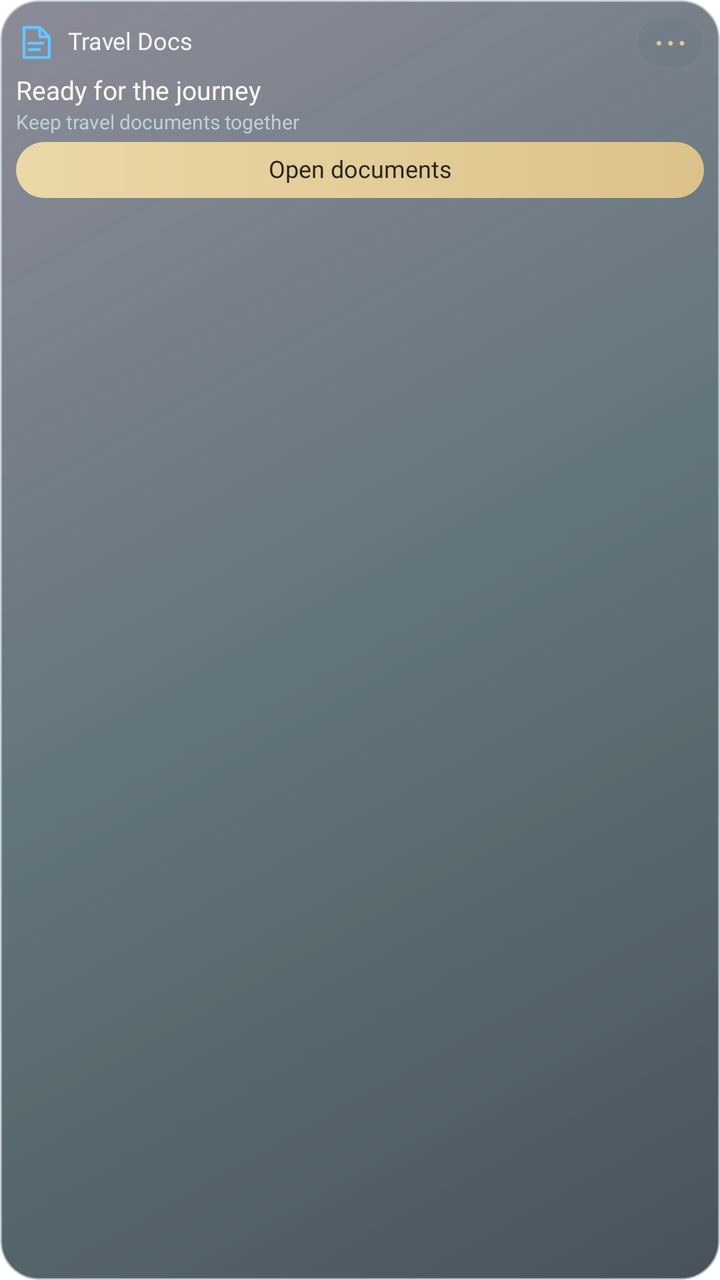
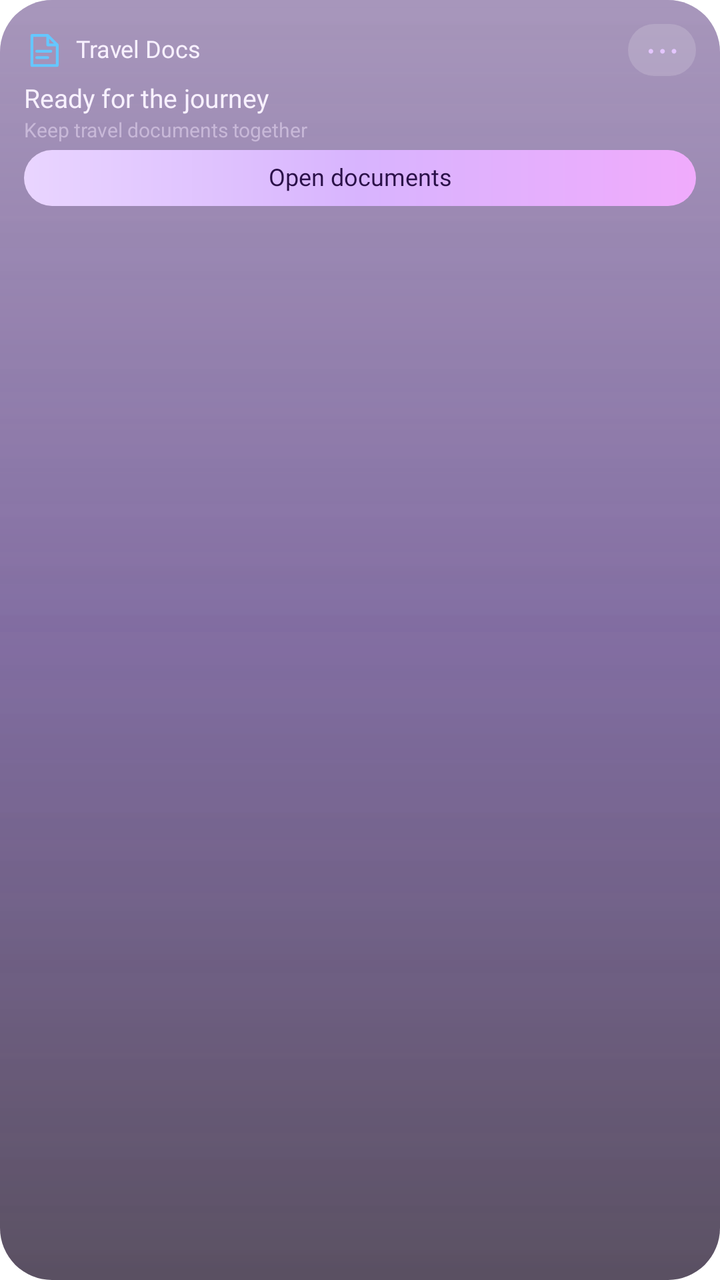

Screens rendered from an Android XML layout before and after an edit, with the pre-edit source and the edit as a unified diff.
<!-- AndroidManifest.xml: application theme Theme.Lumen -->
<!-- res/layout/widget_preview_traveldocs.xml -->
<?xml version='1.0' encoding='utf-8'?>
<LinearLayout xmlns:android="http://schemas.android.com/apk/res/android" android:id="@+id/widget_root" android:layout_width="match_parent" android:layout_height="match_parent" android:orientation="vertical" android:padding="8dp" android:background="@drawable/widget_glass_dark_balanced">
    <LinearLayout android:layout_width="match_parent" android:layout_height="wrap_content" android:orientation="horizontal" android:gravity="center_vertical">
        <ImageView android:id="@+id/widget_icon" android:layout_width="19dp" android:layout_height="19dp" android:contentDescription="@null" android:src="@drawable/widget_ic_traveldocs" />
        <TextView android:id="@+id/widget_title" android:layout_width="0dp" android:layout_weight="1" android:layout_height="wrap_content" android:layout_marginStart="7dp" android:text="@string/widget_traveldocs" android:textColor="#F6F5FA" android:textSize="12sp" android:fontFamily="@font/outfit_medium" android:maxLines="1" android:ellipsize="end" android:includeFontPadding="false" />
        <TextView android:id="@+id/widget_action" android:layout_width="34dp" android:layout_height="26dp" android:gravity="center" android:text="@string/widget_more" android:textSize="19sp" android:textColor="#E4CB91" android:contentDescription="@string/widget_open" android:background="@drawable/widget_control" android:includeFontPadding="false" />
    </LinearLayout>
    <TextView android:id="@+id/widget_detail" android:layout_width="match_parent" android:layout_height="wrap_content" android:layout_marginTop="4dp" android:text="@string/widget_preview_traveldocs_detail" android:textColor="#FFF8F1" android:textSize="13sp" android:fontFamily="@font/outfit_medium" android:maxLines="2" android:ellipsize="end" android:visibility="visible" android:includeFontPadding="false" />
    <Chronometer android:id="@+id/widget_timer" android:layout_width="match_parent" android:layout_height="24dp" android:textColor="#FFF8F1" android:textSize="20sp" android:fontFamily="@font/outfit_medium" android:visibility="gone" android:includeFontPadding="false" />
    <TextView android:id="@+id/widget_status" android:layout_width="match_parent" android:layout_height="wrap_content" android:layout_marginTop="2dp" android:textColor="#BCD0D8" android:textSize="10sp" android:maxLines="2" android:ellipsize="end" android:text="@string/widget_preview_traveldocs_status" android:visibility="visible" android:includeFontPadding="false" />
    <LinearLayout android:id="@+id/widget_photos" android:layout_width="match_parent" android:layout_height="44dp" android:layout_marginTop="4dp" android:orientation="horizontal" android:gravity="center_vertical" android:visibility="gone">
        <ImageView android:id="@+id/widget_photo1" android:layout_width="0dp" android:layout_weight="1" android:layout_height="40dp" android:layout_marginEnd="4dp" android:scaleType="centerCrop" android:background="@drawable/widget_photo_frame" android:contentDescription="@string/widget_photo" android:visibility="gone" />
        <ImageView android:id="@+id/widget_photo2" android:layout_width="0dp" android:layout_weight="1" android:layout_height="40dp" android:layout_marginEnd="4dp" android:scaleType="centerCrop" android:background="@drawable/widget_photo_frame" android:contentDescription="@string/widget_photo" android:visibility="gone" />
        <ImageView android:id="@+id/widget_photo3" android:layout_width="0dp" android:layout_weight="1" android:layout_height="40dp" android:layout_marginEnd="4dp" android:scaleType="centerCrop" android:background="@drawable/widget_photo_frame" android:contentDescription="@string/widget_photo" android:visibility="gone" />
        <ImageView android:id="@+id/widget_photo4" android:layout_width="0dp" android:layout_weight="1" android:layout_height="40dp" android:layout_marginEnd="4dp" android:scaleType="centerCrop" android:background="@drawable/widget_photo_frame" android:contentDescription="@string/widget_photo" android:visibility="gone" />
    </LinearLayout>
    <LinearLayout android:id="@+id/widget_photo_names" android:layout_width="match_parent" android:layout_height="12dp" android:orientation="horizontal" android:visibility="gone">
        <TextView android:id="@+id/widget_person1" android:layout_width="0dp" android:layout_weight="1" android:layout_height="match_parent" android:textColor="#BCD0D8" android:textSize="9sp" android:gravity="center" android:maxLines="1" android:ellipsize="end" android:includeFontPadding="false" />
        <TextView android:id="@+id/widget_person2" android:layout_width="0dp" android:layout_weight="1" android:layout_height="match_parent" android:textColor="#BCD0D8" android:textSize="9sp" android:gravity="center" android:maxLines="1" android:ellipsize="end" android:includeFontPadding="false" />
        <TextView android:id="@+id/widget_person3" android:layout_width="0dp" android:layout_weight="1" android:layout_height="match_parent" android:textColor="#BCD0D8" android:textSize="9sp" android:gravity="center" android:maxLines="1" android:ellipsize="end" android:includeFontPadding="false" />
        <TextView android:id="@+id/widget_person4" android:layout_width="0dp" android:layout_weight="1" android:layout_height="match_parent" android:textColor="#BCD0D8" android:textSize="9sp" android:gravity="center" android:maxLines="1" android:ellipsize="end" android:includeFontPadding="false" />
    </LinearLayout>
    <LinearLayout android:id="@+id/widget_row1" android:layout_width="match_parent" android:layout_height="24dp" android:orientation="horizontal" android:gravity="center_vertical" android:visibility="gone">
        <TextView android:id="@+id/widget_check1" android:layout_width="34dp" android:layout_height="match_parent" android:text="@string/widget_circle" android:textColor="#E4CB91" android:textSize="22sp" android:gravity="center_vertical" android:includeFontPadding="false" />
        <TextView android:id="@+id/widget_task1" android:layout_width="0dp" android:layout_weight="1" android:layout_height="wrap_content" android:textColor="#FFF8F1" android:textSize="12sp" android:maxLines="1" android:ellipsize="end" android:includeFontPadding="false" />
    </LinearLayout>
    <LinearLayout android:id="@+id/widget_row2" android:layout_width="match_parent" android:layout_height="24dp" android:orientation="horizontal" android:gravity="center_vertical" android:visibility="gone">
        <TextView android:id="@+id/widget_check2" android:layout_width="34dp" android:layout_height="match_parent" android:text="@string/widget_circle" android:textColor="#E4CB91" android:textSize="22sp" android:gravity="center_vertical" android:includeFontPadding="false" />
        <TextView android:id="@+id/widget_task2" android:layout_width="0dp" android:layout_weight="1" android:layout_height="wrap_content" android:textColor="#FFF8F1" android:textSize="12sp" android:maxLines="1" android:ellipsize="end" android:includeFontPadding="false" />
    </LinearLayout>
    <TextView android:id="@+id/widget_button" android:layout_width="match_parent" android:layout_height="28dp" android:layout_marginTop="4dp" android:gravity="center" android:textColor="#28251D" android:fontFamily="@font/outfit_medium" android:textSize="12sp" android:background="@drawable/widget_pill" android:visibility="visible" android:text="@string/widget_preview_traveldocs_button" android:includeFontPadding="false" />
    <ProgressBar android:id="@+id/widget_meter" android:layout_width="match_parent" android:layout_height="4dp" android:layout_marginTop="8dp" android:max="100" android:progressTint="#E4CB91" android:progressBackgroundTint="#334E6C72" android:visibility="gone" style="?android:attr/progressBarStyleHorizontal" />
</LinearLayout>
<!-- resources referenced by this layout -->
<resources>
  <!-- drawable widget_control (drawable) -->
  <shape xmlns:android="http://schemas.android.com/apk/res/android">
      <corners android:radius="14dp"/>
      <solid android:color="#153F5960"/>
      <stroke android:width="0.6dp" android:color="#337B9BA8"/>
  </shape>
  <!-- drawable widget_glass_dark_balanced (drawable) -->
  <?xml version='1.0' encoding='utf-8'?>
  <layer-list xmlns:android="http://schemas.android.com/apk/res/android">
      <item>
          <shape>
              <corners android:radius="19dp" />
              <gradient android:angle="315" android:startColor="#B939394E" android:centerColor="#B9243B43" android:endColor="#C5131F2A" />
              <stroke android:width="1dp" android:color="#A4BAC7D3" />
          </shape>
      </item>
      <item>
          <shape>
              <corners android:radius="19dp" />
              <gradient android:angle="315" android:startColor="#32FFFFFF" android:centerColor="#087DD8E4" android:endColor="#002C2748" />
          </shape>
      </item>
  </layer-list>
  <!-- drawable widget_ic_traveldocs (drawable) -->
  <vector xmlns:android="http://schemas.android.com/apk/res/android" android:width="24dp" android:height="24dp" android:viewportWidth="24" android:viewportHeight="24"><path android:pathData="M5,3 L15,3 L21,9 L21,22 L5,22 Z M15,3 L15,9 L21,9 M8,13 L17,13 M8,17 L15,17" android:fillColor="@android:color/transparent" android:strokeColor="#65C7FF" android:strokeWidth="1.7" android:strokeLineCap="round" android:strokeLineJoin="round" /></vector>
  <!-- drawable widget_photo_frame (drawable) -->
  <shape xmlns:android="http://schemas.android.com/apk/res/android"><corners android:radius="12dp"/><solid android:color="#262F424B"/></shape>
  <!-- drawable widget_pill (drawable) -->
  <shape xmlns:android="http://schemas.android.com/apk/res/android"><corners android:radius="24dp"/><gradient android:angle="0" android:startColor="#EAD8A7" android:endColor="#DCC28A"/></shape>
  <string name="widget_circle">○</string>
  <string name="widget_more">⋯</string>
  <string name="widget_open">Open widget</string>
  <string name="widget_photo">Photo</string>
  <string name="widget_preview_traveldocs_button">Open documents</string>
  <string name="widget_preview_traveldocs_detail">Ready for the journey</string>
  <string name="widget_preview_traveldocs_status">Keep travel documents together</string>
  <string name="widget_traveldocs">Travel Docs</string>
  <style name="Theme.Lumen" parent="android:Theme.Material.NoActionBar">
          <item name="android:windowShowWallpaper">true</item>
          <item name="android:windowBackground">@android:color/transparent</item>
          <item name="android:colorBackgroundCacheHint">@null</item>
          <item name="android:statusBarColor">@android:color/transparent</item>
          <item name="android:navigationBarColor">@android:color/transparent</item>
          <item name="android:windowDrawsSystemBarBackgrounds">true</item>
          <item name="android:windowLightStatusBar">false</item>
      </style>
</resources>

<!-- the commit's change to res/layout/widget_preview_traveldocs.xml (unified diff, before → after) -->
@@ -1,13 +1,13 @@
 <?xml version='1.0' encoding='utf-8'?>
-<LinearLayout xmlns:android="http://schemas.android.com/apk/res/android" android:id="@+id/widget_root" android:layout_width="match_parent" android:layout_height="match_parent" android:orientation="vertical" android:padding="8dp" android:background="@drawable/widget_glass_dark_balanced">
+<LinearLayout xmlns:android="http://schemas.android.com/apk/res/android" android:id="@+id/widget_root" android:layout_width="match_parent" android:layout_height="match_parent" android:orientation="vertical" android:padding="12dp" android:background="@drawable/widget_glass_dark_balanced">
     <LinearLayout android:layout_width="match_parent" android:layout_height="wrap_content" android:orientation="horizontal" android:gravity="center_vertical">
         <ImageView android:id="@+id/widget_icon" android:layout_width="19dp" android:layout_height="19dp" android:contentDescription="@null" android:src="@drawable/widget_ic_traveldocs" />
-        <TextView android:id="@+id/widget_title" android:layout_width="0dp" android:layout_weight="1" android:layout_height="wrap_content" android:layout_marginStart="7dp" android:text="@string/widget_traveldocs" android:textColor="#F6F5FA" android:textSize="12sp" android:fontFamily="@font/outfit_medium" android:maxLines="1" android:ellipsize="end" android:includeFontPadding="false" />
-        <TextView android:id="@+id/widget_action" android:layout_width="34dp" android:layout_height="26dp" android:gravity="center" android:text="@string/widget_more" android:textSize="19sp" android:textColor="#E4CB91" android:contentDescription="@string/widget_open" android:background="@drawable/widget_control" android:includeFontPadding="false" />
+        <TextView android:id="@+id/widget_title" android:layout_width="0dp" android:layout_weight="1" android:layout_height="wrap_content" android:layout_marginStart="7dp" android:text="@string/widget_traveldocs" android:textColor="#F8F1FF" android:textSize="12sp" android:fontFamily="@font/outfit_medium" android:maxLines="1" android:ellipsize="end" android:includeFontPadding="false" />
+        <TextView android:id="@+id/widget_action" android:layout_width="34dp" android:layout_height="26dp" android:gravity="center" android:text="@string/widget_more" android:textSize="19sp" android:textColor="#E4C6FF" android:contentDescription="@string/widget_open" android:background="@drawable/widget_control" android:includeFontPadding="false" />
     </LinearLayout>
-    <TextView android:id="@+id/widget_detail" android:layout_width="match_parent" android:layout_height="wrap_content" android:layout_marginTop="4dp" android:text="@string/widget_preview_traveldocs_detail" android:textColor="#FFF8F1" android:textSize="13sp" android:fontFamily="@font/outfit_medium" android:maxLines="2" android:ellipsize="end" android:visibility="visible" android:includeFontPadding="false" />
-    <Chronometer android:id="@+id/widget_timer" android:layout_width="match_parent" android:layout_height="24dp" android:textColor="#FFF8F1" android:textSize="20sp" android:fontFamily="@font/outfit_medium" android:visibility="gone" android:includeFontPadding="false" />
-    <TextView android:id="@+id/widget_status" android:layout_width="match_parent" android:layout_height="wrap_content" android:layout_marginTop="2dp" android:textColor="#BCD0D8" android:textSize="10sp" android:maxLines="2" android:ellipsize="end" android:text="@string/widget_preview_traveldocs_status" android:visibility="visible" android:includeFontPadding="false" />
+    <TextView android:id="@+id/widget_detail" android:layout_width="match_parent" android:layout_height="wrap_content" android:layout_marginTop="4dp" android:text="@string/widget_preview_traveldocs_detail" android:textColor="#F8F1FF" android:textSize="13sp" android:fontFamily="@font/outfit_medium" android:maxLines="2" android:ellipsize="end" android:visibility="visible" android:includeFontPadding="false" />
+    <Chronometer android:id="@+id/widget_timer" android:layout_width="match_parent" android:layout_height="24dp" android:textColor="#F8F1FF" android:textSize="20sp" android:fontFamily="@font/outfit_medium" android:visibility="gone" android:includeFontPadding="false" />
+    <TextView android:id="@+id/widget_status" android:layout_width="match_parent" android:layout_height="wrap_content" android:layout_marginTop="2dp" android:textColor="#C8B8D8" android:textSize="10sp" android:maxLines="2" android:ellipsize="end" android:text="@string/widget_preview_traveldocs_status" android:visibility="visible" android:includeFontPadding="false" />
     <LinearLayout android:id="@+id/widget_photos" android:layout_width="match_parent" android:layout_height="44dp" android:layout_marginTop="4dp" android:orientation="horizontal" android:gravity="center_vertical" android:visibility="gone">
         <ImageView android:id="@+id/widget_photo1" android:layout_width="0dp" android:layout_weight="1" android:layout_height="40dp" android:layout_marginEnd="4dp" android:scaleType="centerCrop" android:background="@drawable/widget_photo_frame" android:contentDescription="@string/widget_photo" android:visibility="gone" />
         <ImageView android:id="@+id/widget_photo2" android:layout_width="0dp" android:layout_weight="1" android:layout_height="40dp" android:layout_marginEnd="4dp" android:scaleType="centerCrop" android:background="@drawable/widget_photo_frame" android:contentDescription="@string/widget_photo" android:visibility="gone" />
@@ -15,19 +15,19 @@
         <ImageView android:id="@+id/widget_photo4" android:layout_width="0dp" android:layout_weight="1" android:layout_height="40dp" android:layout_marginEnd="4dp" android:scaleType="centerCrop" android:background="@drawable/widget_photo_frame" android:contentDescription="@string/widget_photo" android:visibility="gone" />
     </LinearLayout>
     <LinearLayout android:id="@+id/widget_photo_names" android:layout_width="match_parent" android:layout_height="12dp" android:orientation="horizontal" android:visibility="gone">
-        <TextView android:id="@+id/widget_person1" android:layout_width="0dp" android:layout_weight="1" android:layout_height="match_parent" android:textColor="#BCD0D8" android:textSize="9sp" android:gravity="center" android:maxLines="1" android:ellipsize="end" android:includeFontPadding="false" />
-        <TextView android:id="@+id/widget_person2" android:layout_width="0dp" android:layout_weight="1" android:layout_height="match_parent" android:textColor="#BCD0D8" android:textSize="9sp" android:gravity="center" android:maxLines="1" android:ellipsize="end" android:includeFontPadding="false" />
-        <TextView android:id="@+id/widget_person3" android:layout_width="0dp" android:layout_weight="1" android:layout_height="match_parent" android:textColor="#BCD0D8" android:textSize="9sp" android:gravity="center" android:maxLines="1" android:ellipsize="end" android:includeFontPadding="false" />
-        <TextView android:id="@+id/widget_person4" android:layout_width="0dp" android:layout_weight="1" android:layout_height="match_parent" android:textColor="#BCD0D8" android:textSize="9sp" android:gravity="center" android:maxLines="1" android:ellipsize="end" android:includeFontPadding="false" />
+        <TextView android:id="@+id/widget_person1" android:layout_width="0dp" android:layout_weight="1" android:layout_height="match_parent" android:textColor="#C8B8D8" android:textSize="9sp" android:gravity="center" android:maxLines="1" android:ellipsize="end" android:includeFontPadding="false" />
+        <TextView android:id="@+id/widget_person2" android:layout_width="0dp" android:layout_weight="1" android:layout_height="match_parent" android:textColor="#C8B8D8" android:textSize="9sp" android:gravity="center" android:maxLines="1" android:ellipsize="end" android:includeFontPadding="false" />
+        <TextView android:id="@+id/widget_person3" android:layout_width="0dp" android:layout_weight="1" android:layout_height="match_parent" android:textColor="#C8B8D8" android:textSize="9sp" android:gravity="center" android:maxLines="1" android:ellipsize="end" android:includeFontPadding="false" />
+        <TextView android:id="@+id/widget_person4" android:layout_width="0dp" android:layout_weight="1" android:layout_height="match_parent" android:textColor="#C8B8D8" android:textSize="9sp" android:gravity="center" android:maxLines="1" android:ellipsize="end" android:includeFontPadding="false" />
     </LinearLayout>
     <LinearLayout android:id="@+id/widget_row1" android:layout_width="match_parent" android:layout_height="24dp" android:orientation="horizontal" android:gravity="center_vertical" android:visibility="gone">
-        <TextView android:id="@+id/widget_check1" android:layout_width="34dp" android:layout_height="match_parent" android:text="@string/widget_circle" android:textColor="#E4CB91" android:textSize="22sp" android:gravity="center_vertical" android:includeFontPadding="false" />
-        <TextView android:id="@+id/widget_task1" android:layout_width="0dp" android:layout_weight="1" android:layout_height="wrap_content" android:textColor="#FFF8F1" android:textSize="12sp" android:maxLines="1" android:ellipsize="end" android:includeFontPadding="false" />
+        <TextView android:id="@+id/widget_check1" android:layout_width="34dp" android:layout_height="match_parent" android:text="@string/widget_circle" android:textColor="#E4C6FF" android:textSize="22sp" android:gravity="center_vertical" android:includeFontPadding="false" />
+        <TextView android:id="@+id/widget_task1" android:layout_width="0dp" android:layout_weight="1" android:layout_height="wrap_content" android:textColor="#F8F1FF" android:textSize="12sp" android:maxLines="1" android:ellipsize="end" android:includeFontPadding="false" />
     </LinearLayout>
     <LinearLayout android:id="@+id/widget_row2" android:layout_width="match_parent" android:layout_height="24dp" android:orientation="horizontal" android:gravity="center_vertical" android:visibility="gone">
-        <TextView android:id="@+id/widget_check2" android:layout_width="34dp" android:layout_height="match_parent" android:text="@string/widget_circle" android:textColor="#E4CB91" android:textSize="22sp" android:gravity="center_vertical" android:includeFontPadding="false" />
-        <TextView android:id="@+id/widget_task2" android:layout_width="0dp" android:layout_weight="1" android:layout_height="wrap_content" android:textColor="#FFF8F1" android:textSize="12sp" android:maxLines="1" android:ellipsize="end" android:includeFontPadding="false" />
+        <TextView android:id="@+id/widget_check2" android:layout_width="34dp" android:layout_height="match_parent" android:text="@string/widget_circle" android:textColor="#E4C6FF" android:textSize="22sp" android:gravity="center_vertical" android:includeFontPadding="false" />
+        <TextView android:id="@+id/widget_task2" android:layout_width="0dp" android:layout_weight="1" android:layout_height="wrap_content" android:textColor="#F8F1FF" android:textSize="12sp" android:maxLines="1" android:ellipsize="end" android:includeFontPadding="false" />
     </LinearLayout>
-    <TextView android:id="@+id/widget_button" android:layout_width="match_parent" android:layout_height="28dp" android:layout_marginTop="4dp" android:gravity="center" android:textColor="#28251D" android:fontFamily="@font/outfit_medium" android:textSize="12sp" android:background="@drawable/widget_pill" android:visibility="visible" android:text="@string/widget_preview_traveldocs_button" android:includeFontPadding="false" />
-    <ProgressBar android:id="@+id/widget_meter" android:layout_width="match_parent" android:layout_height="4dp" android:layout_marginTop="8dp" android:max="100" android:progressTint="#E4CB91" android:progressBackgroundTint="#334E6C72" android:visibility="gone" style="?android:attr/progressBarStyleHorizontal" />
+    <TextView android:id="@+id/widget_button" android:layout_width="match_parent" android:layout_height="28dp" android:layout_marginTop="4dp" android:gravity="center" android:textColor="#2A1048" android:fontFamily="@font/outfit_medium" android:textSize="12sp" android:background="@drawable/widget_pill" android:visibility="visible" android:text="@string/widget_preview_traveldocs_button" android:includeFontPadding="false" />
+    <ProgressBar android:id="@+id/widget_meter" android:layout_width="match_parent" android:layout_height="4dp" android:layout_marginTop="8dp" android:max="100" android:progressTint="#C084FC" android:progressBackgroundTint="#33E4C6FF" android:visibility="gone" style="?android:attr/progressBarStyleHorizontal" />
 </LinearLayout>
<!-- resource entries referenced after the edit -->
@@ -1,34 +1,53 @@
 <!-- resources referenced by this layout -->
 <resources>
   <!-- drawable widget_control (drawable) -->
+  <?xml version="1.0" encoding="utf-8"?>
   <shape xmlns:android="http://schemas.android.com/apk/res/android">
-      <corners android:radius="14dp"/>
-      <solid android:color="#153F5960"/>
-      <stroke android:width="0.6dp" android:color="#337B9BA8"/>
+      <corners android:radius="16dp" />
+      <solid android:color="#28FFFFFF" />
   </shape>
   <!-- drawable widget_glass_dark_balanced (drawable) -->
-  <?xml version='1.0' encoding='utf-8'?>
+  <?xml version="1.0" encoding="utf-8"?>
   <layer-list xmlns:android="http://schemas.android.com/apk/res/android">
       <item>
           <shape>
-              <corners android:radius="19dp" />
-              <gradient android:angle="315" android:startColor="#B939394E" android:centerColor="#B9243B43" android:endColor="#C5131F2A" />
-              <stroke android:width="1dp" android:color="#A4BAC7D3" />
+              <corners android:radius="26dp" />
+              <gradient
+                  android:angle="270"
+                  android:startColor="#993B1568"
+                  android:centerColor="#A62E1060"
+                  android:endColor="#B314061F" />
           </shape>
       </item>
       <item>
           <shape>
-              <corners android:radius="19dp" />
-              <gradient android:angle="315" android:startColor="#32FFFFFF" android:centerColor="#087DD8E4" android:endColor="#002C2748" />
+              <corners android:radius="26dp" />
+              <gradient
+                  android:angle="270"
+                  android:startColor="#40FFFFFF"
+                  android:centerColor="#18E4C6FF"
+                  android:endColor="#00FFFFFF" />
           </shape>
       </item>
   </layer-list>
   <!-- drawable widget_ic_traveldocs (drawable) -->
   <vector xmlns:android="http://schemas.android.com/apk/res/android" android:width="24dp" android:height="24dp" android:viewportWidth="24" android:viewportHeight="24"><path android:pathData="M5,3 L15,3 L21,9 L21,22 L5,22 Z M15,3 L15,9 L21,9 M8,13 L17,13 M8,17 L15,17" android:fillColor="@android:color/transparent" android:strokeColor="#65C7FF" android:strokeWidth="1.7" android:strokeLineCap="round" android:strokeLineJoin="round" /></vector>
   <!-- drawable widget_photo_frame (drawable) -->
-  <shape xmlns:android="http://schemas.android.com/apk/res/android"><corners android:radius="12dp"/><solid android:color="#262F424B"/></shape>
+  <?xml version="1.0" encoding="utf-8"?>
+  <shape xmlns:android="http://schemas.android.com/apk/res/android">
+      <corners android:radius="16dp" />
+      <solid android:color="#3314061F" />
+  </shape>
   <!-- drawable widget_pill (drawable) -->
-  <shape xmlns:android="http://schemas.android.com/apk/res/android"><corners android:radius="24dp"/><gradient android:angle="0" android:startColor="#EAD8A7" android:endColor="#DCC28A"/></shape>
+  <?xml version="1.0" encoding="utf-8"?>
+  <shape xmlns:android="http://schemas.android.com/apk/res/android">
+      <corners android:radius="22dp" />
+      <gradient
+          android:angle="0"
+          android:startColor="#E9D5FF"
+          android:centerColor="#D8B4FE"
+          android:endColor="#F0ABFC" />
+  </shape>
   <string name="widget_circle">○</string>
   <string name="widget_more">⋯</string>
   <string name="widget_open">Open widget</string>
